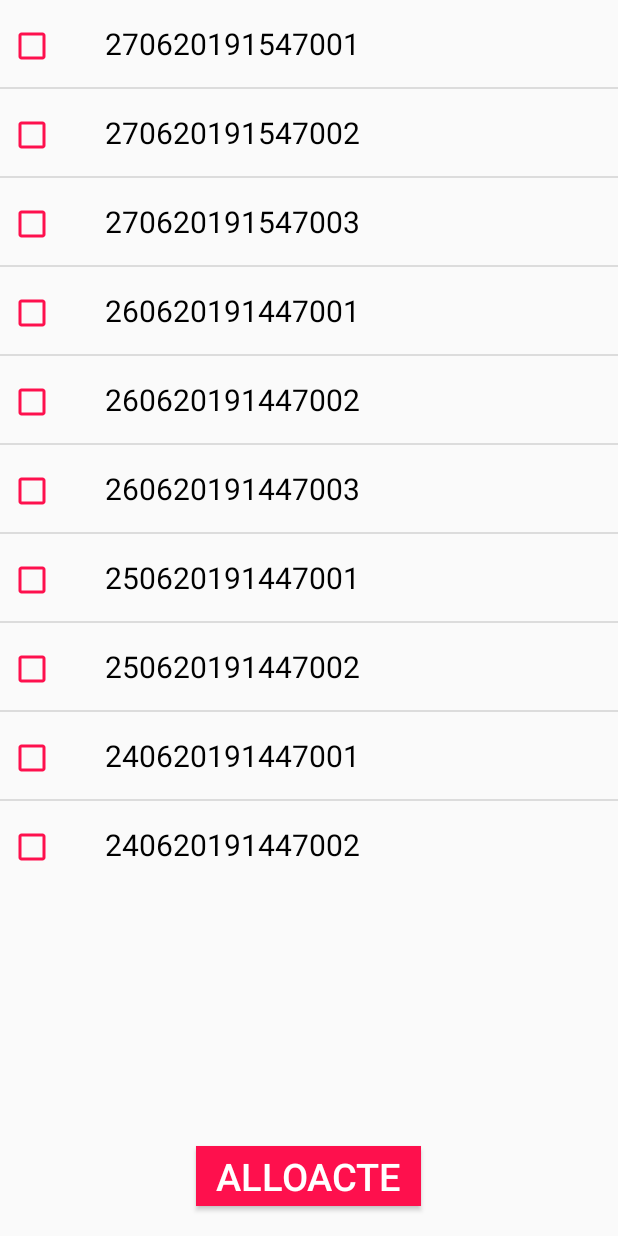
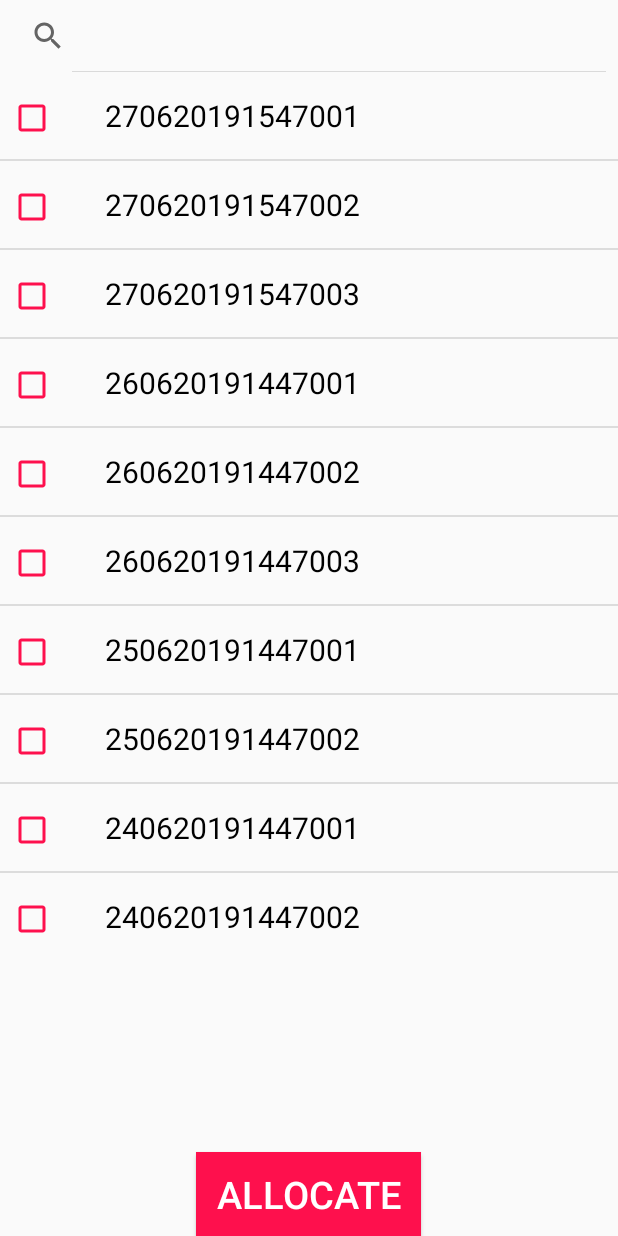
Before and after one commit to priyankagiri14/Rica-app, an Android app: the Stock_allocate screen opened directly, with no data from a screen before it, on a phone screen of 412 x 824 dp. Run offline under Robolectric (Android 15) with nearby library versions, the phone set to English and light mode, and no system bars.

Commit message:
Searchview has been addded in the box no. and agents list activty Work done till 07/03/2019

```diff
--- a/app/build.gradle
+++ b/app/build.gradle
@@ -57,6 +57,7 @@ dependencies {
     implementation 'com.squareup.retrofit2:retrofit:2.5.0'
     implementation 'com.squareup.retrofit2:converter-gson:2.5.0'
     implementation 'com.squareup.retrofit2:converter-scalars:2.3.0'
+    implementation 'com.android.support:appcompat-v7:28.0.0'
 }
 
 android {
--- a/app/src/main/AndroidManifest.xml
+++ b/app/src/main/AndroidManifest.xml
@@ -558,7 +558,8 @@
                 android:value="com.ubits.payflow.payflow_network.General.MainActivity" />
         </activity>
         <activity android:name=".Airtime.UserHistoryActivity" />
-        <activity android:name=".Driver.Stock_allocate.Assign_agent" />
+        <activity android:name=".Driver.Stock_allocate.Assign_agent"
+            android:windowSoftInputMode="stateHidden"/>
         <activity android:name=".General.RicaAgentRegisterActivty" />
         <activity android:name=".General.Login" />
         <activity android:name=".Driver.Stock_allocate.Stock_allocate" />
--- a/app/src/main/java/com/ubits/payflow/payflow_network/Driver/Stock_allocate/ListViewItemDTO.java
+++ b/app/src/main/java/com/ubits/payflow/payflow_network/Driver/Stock_allocate/ListViewItemDTO.java
@@ -5,6 +5,9 @@ public class ListViewItemDTO {
     private boolean checked = false;
 
     private String itemText = "";
+
+    public ListViewItemDTO() {
+    }
 
     public boolean isChecked() {
         return checked;
--- a/app/src/main/java/com/ubits/payflow/payflow_network/Driver/Stock_allocate/Stock_allocate.java
+++ b/app/src/main/java/com/ubits/payflow/payflow_network/Driver/Stock_allocate/Stock_allocate.java
@@ -4,11 +4,17 @@ import android.app.Dialog;
 import android.content.DialogInterface;
 import android.content.Intent;
 import android.os.Bundle;
+import android.text.Editable;
+import android.text.TextWatcher;
+import android.util.Log;
 import android.view.View;
 import android.widget.AdapterView;
+import android.widget.ArrayAdapter;
 import android.widget.Button;
 import android.widget.CheckBox;
+import android.widget.EditText;
 import android.widget.ListView;
+import android.widget.SearchView;
 import android.widget.Toast;
 
 import androidx.appcompat.app.AlertDialog;
@@ -20,23 +26,28 @@ import com.ubits.payflow.payflow_network.R;
 import java.util.ArrayList;
 import java.util.List;
 
-public class Stock_allocate extends AppCompatActivity {
+public class Stock_allocate extends AppCompatActivity implements SearchView.OnQueryTextListener  {
 
     private Toolbar toolbar;
+    SearchView searchView;
+    ArrayAdapter<String> adapter;
+    private ListView listViewWithCheckbox;
     @Override
     protected void onCreate(Bundle savedInstanceState) {
         super.onCreate(savedInstanceState);
         setContentView(R.layout.list_view_with_checkbox);
+        searchView=findViewById(R.id.searchview);
+        searchView.setOnQueryTextListener(this);
         setTitle("dev2qa.com - Android ListView With CheckBox");
 
         // Get listview checkbox.
-        final ListView listViewWithCheckbox = (ListView)findViewById(R.id.listview_with_checkbox);
+        listViewWithCheckbox = (ListView)findViewById(R.id.Stock_listview);
 
         // Initiate listview data.
         final List<ListViewItemDTO> initItemList = this.getInitViewItemDtoList();
 
         // Create a custom list view adapter with checkbox control.
-        final ListViewItemCheckboxBaseAdapter listViewDataAdapter = new ListViewItemCheckboxBaseAdapter(getApplicationContext(), initItemList);
+        final Stockallocate_listadapter listViewDataAdapter = new Stockallocate_listadapter(getApplicationContext(), initItemList);
 
         listViewDataAdapter.notifyDataSetChanged();
 
@@ -48,23 +59,24 @@ public class Stock_allocate extends AppCompatActivity {
             @Override
             public void onItemClick(AdapterView<?> adapterView, View view, int itemIndex, long l) {
                 // Get user selected item.
-                Object itemObject = adapterView.getAdapter().getItem(itemIndex);
-
+               // Object itemObject = adapterView.getAdapter().getItem(itemIndex);
+                Object itemObject= adapterView.getItemAtPosition(itemIndex);
+                //Log.d("stock", "onItemClick: "+itemObject);
                 // Translate the selected item to DTO object.
-                ListViewItemDTO itemDto = (ListViewItemDTO)itemObject;
+               //ListViewItemDTO itemDto = (ListViewItemDTO)itemObject;
 
                 // Get the checkbox.
                 CheckBox itemCheckbox = (CheckBox) view.findViewById(R.id.list_view_item_checkbox);
 
                 // Reverse the checkbox and clicked item check state.
-                if(itemDto.isChecked())
+                if(listViewWithCheckbox.isItemChecked(itemIndex))
                 {
                     itemCheckbox.setChecked(false);
-                    itemDto.setChecked(false);
+                    //itemDto.setChecked(false);
                 }else
                 {
                     itemCheckbox.setChecked(true);
-                    itemDto.setChecked(true);
+                   // itemDto.setChecked(true);
                 }
 
                 //Toast.makeText(getApplicationContext(), "select item text : " + itemDto.getItemText(), Toast.LENGTH_SHORT).show();
@@ -114,6 +126,8 @@ public class Stock_allocate extends AppCompatActivity {
             }
         });
 
+        searhview();
+
     }
 
     // Return an initialize list of ListViewItemDTO.
@@ -138,4 +152,22 @@ public class Stock_allocate extends AppCompatActivity {
 
         return ret;
     }
+
+    private void searhview(){
+        String itemTextArr[] = {"270620191547001", "270620191547002", "270620191547003", "260620191447001", "260620191447002", "260620191447003", "250620191447001", "250620191447002", "240620191447001", "240620191447002"};
+
+        adapter=new ArrayAdapter<>(this,R.layout.list_with_checkbox_item,R.id.list_view_item_text,itemTextArr);
+        listViewWithCheckbox.setAdapter(adapter);
     }
+
+    @Override
+    public boolean onQueryTextSubmit(String query) {
+        return false;
+    }
+
+    @Override
+    public boolean onQueryTextChange(String newText) {
+        Stock_allocate.this.adapter.getFilter().filter(newText);
+        return false;
+    }
+}
--- a/app/src/main/java/com/ubits/payflow/payflow_network/Driver/Stock_allocate/ListViewItemCheckboxBaseAdapter.java
+++ b/app/src/main/java/com/ubits/payflow/payflow_network/Driver/Stock_allocate/Stockallocate_listadapter.java
@@ -11,13 +11,13 @@ import com.ubits.payflow.payflow_network.R;
 
 import java.util.List;
 
-public class ListViewItemCheckboxBaseAdapter extends BaseAdapter {
+public class Stockallocate_listadapter extends BaseAdapter {
 
     private List<ListViewItemDTO> listViewItemDtoList = null;
 
     private Context ctx = null;
 
-    public ListViewItemCheckboxBaseAdapter(Context ctx, List<ListViewItemDTO> listViewItemDtoList) {
+    public Stockallocate_listadapter(Context ctx, List<ListViewItemDTO> listViewItemDtoList) {
         this.ctx = ctx;
         this.listViewItemDtoList = listViewItemDtoList;
     }
--- /dev/null
+++ b/app/src/main/res/drawable/ic_search_black_24dp.xml
@@ -0,0 +1,5 @@
+<vector android:height="24dp" android:tint="#A49E96"
+    android:viewportHeight="24.0" android:viewportWidth="24.0"
+    android:width="24dp" xmlns:android="http://schemas.android.com/apk/res/android">
+    <path android:fillColor="#FF000000" android:pathData="M15.5,14h-0.79l-0.28,-0.27C15.41,12.59 16,11.11 16,9.5 16,5.91 13.09,3 9.5,3S3,5.91 3,9.5 5.91,16 9.5,16c1.61,0 3.09,-0.59 4.23,-1.57l0.27,0.28v0.79l5,4.99L20.49,19l-4.99,-5zM9.5,14C7.01,14 5,11.99 5,9.5S7.01,5 9.5,5 14,7.01 14,9.5 11.99,14 9.5,14z"/>
+</vector>
--- /dev/null
+++ b/app/src/main/res/drawable/radiobtn_background.xml
@@ -0,0 +1,6 @@
+<selector xmlns:android="http://schemas.android.com/apk/res/android" >
+    <item
+        android:drawable="@drawable/radio_bg"
+        android:state_checked="true"
+        android:state_pressed="true" />
+</selector>
--- a/app/src/main/res/layout/list_view_with_checkbox.xml
+++ b/app/src/main/res/layout/list_view_with_checkbox.xml
@@ -5,38 +5,48 @@
     xmlns:app="http://schemas.android.com/apk/res-auto">
 
 
-<LinearLayout
+<RelativeLayout
     android:layout_width="match_parent"
     android:layout_height="match_parent"
     android:orientation="vertical"
     android:weightSum="3">
+
+    <SearchView
+        android:id="@+id/searchview"
+        android:layout_width="fill_parent"
+        android:layout_height="wrap_content"
+        android:iconifiedByDefault="false">
+
+    <requestFocus/>
+    </SearchView>
    <LinearLayout
-       android:layout_weight="2"
+       android:layout_below="@id/searchview"
+       android:layout_weight="1"
     android:id="@+id/linearcheck"
     android:layout_width="match_parent"
     android:layout_height="match_parent"
     android:orientation="vertical">
 
     <ListView
-        android:id="@+id/listview_with_checkbox"
+        android:id="@+id/Stock_listview"
         android:layout_width="match_parent"
         android:layout_height="wrap_content"
+        android:layout_marginBottom="?actionBarSize"
         />
 </LinearLayout>
         <Button
             android:layout_weight="1"
-            android:layout_below="@id/linearcheck"
+            android:layout_alignBottom="@id/linearcheck"
             android:id="@+id/send"
             android:layout_width="150dp"
-            android:layout_height="80dp"
+            android:layout_height="?actionBarSize"
             android:background="@color/pink"
             android:textColor="@color/white"
-            android:text="Alloacte"
+            android:text="Allocate"
             android:textSize="25sp"
-            android:layout_margin="20dp"
             android:gravity="center"
-            android:layout_gravity="center_horizontal"/>
-
-</LinearLayout>
+            android:layout_centerHorizontal="true"/>
 
 </RelativeLayout>
+
+</RelativeLayout>
--- a/app/src/main/res/layout/list_with_checkbox_item.xml
+++ b/app/src/main/res/layout/list_with_checkbox_item.xml
@@ -11,9 +11,10 @@
             android:layout_weight="2"
             android:layout_width="wrap_content"
             android:layout_height="wrap_content"
-            android:clickable="false"
+            android:clickable="true"
             android:focusable="false"
-            android:layout_margin="5dp"/>
+            android:layout_margin="5dp"
+            />
 
         <TextView
             android:id="@+id/list_view_item_text"
--- /dev/null
+++ b/app/src/main/res/xml/searchable.xml
@@ -0,0 +1,5 @@
+<?xml version="1.0" encoding="utf-8"?>
+
+<searchable xmlns:android="http://schemas.android.com/apk/res/android"
+    android:label="@string/app_name"
+     android:hint="Agent"/>
```
Also changed, not shown: app/src/main/java/com/ubits/payflow/payflow_network/Driver/Stock_allocate/Agent_list_adapter.java (+45 -45 lines), app/src/main/java/com/ubits/payflow/payflow_network/Driver/Stock_allocate/Assign_agent.java (+56 -1 lines), app/src/main/java/com/ubits/payflow/payflow_network/Driver/Stock_allocate/Pending_Box_List.java (+3 -12 lines), app/src/main/res/drawable/radio_bg.xml (added, +11 -0 lines), app/src/main/res/layout/agent_list_view.xml (+13 -7 lines), app/src/main/res/layout/assign_agent.xml (+9 -3 lines), app/src/main/res/menu/search_menu.xml (added, +13 -0 lines). Lines whose indentation alone changed are shown as unchanged.
